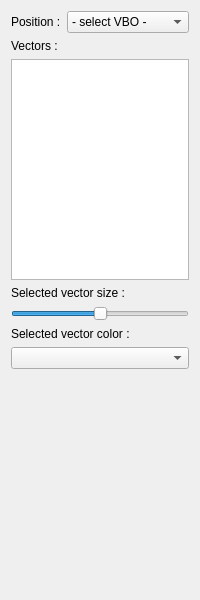
Old version of the form schnapps/plugins/surface_render_scalar/surface_render_scalar.ui in the repository cgogn/SCHNApps.
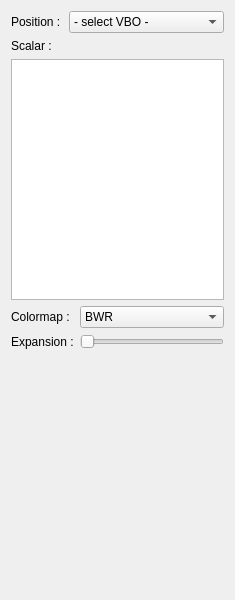
New version of the form. Custom widgets are drawn as their Qt base class.

Commit message: surface render scalar should be ok

```diff
--- a/schnapps/plugins/surface_render_scalar/surface_render_scalar.ui
+++ b/schnapps/plugins/surface_render_scalar/surface_render_scalar.ui
@@ -6,7 +6,7 @@
    <rect>
     <x>0</x>
     <y>0</y>
-    <width>200</width>
+    <width>235</width>
     <height>600</height>
    </rect>
   </property>
@@ -14,53 +14,100 @@
    <string>Form</string>
   </property>
   <layout class="QGridLayout" name="gridLayout">
-   <item row="0" column="1">
-    <widget class="QComboBox" name="combo_positionVBO">
-     <property name="sizePolicy">
-      <sizepolicy hsizetype="Expanding" vsizetype="Fixed">
-       <horstretch>0</horstretch>
-       <verstretch>0</verstretch>
-      </sizepolicy>
-     </property>
-     <item>
-      <property name="text">
-       <string>- select VBO -</string>
-      </property>
-     </item>
-    </widget>
-   </item>
-   <item row="4" column="0" colspan="2">
-    <widget class="QLabel" name="label">
-     <property name="text">
-      <string>Selected vector size :</string>
-     </property>
-    </widget>
-   </item>
-   <item row="0" column="0">
+   <item row="0" column="0" colspan="2">
     <widget class="QLabel" name="label_2">
      <property name="text">
       <string>Position :</string>
      </property>
     </widget>
    </item>
-   <item row="8" column="0" colspan="2">
-    <widget class="ColorComboBox" name="combo_color"/>
-   </item>
-   <item row="2" column="0" colspan="2">
-    <widget class="QListWidget" name="list_vectorVBO">
-     <property name="selectionMode">
-      <enum>QAbstractItemView::MultiSelection</enum>
+   <item row="0" column="2" colspan="2">
+    <widget class="QComboBox" name="combo_positionVBO">
+     <property name="sizePolicy">
+      <sizepolicy hsizetype="Expanding" vsizetype="Fixed">
+       <horstretch>0</horstretch>
+       <verstretch>0</verstretch>
+      </sizepolicy>
      </property>
+     <item>
+      <property name="text">
+       <string>- select VBO -</string>
+      </property>
+     </item>
     </widget>
    </item>
    <item row="1" column="0">
     <widget class="QLabel" name="label_3">
      <property name="text">
-      <string>Vectors :</string>
+      <string>Scalar :</string>
      </property>
     </widget>
    </item>
-   <item row="9" column="0" colspan="2">
+   <item row="2" column="0" colspan="4">
+    <widget class="QListWidget" name="list_scalarVBO">
+     <property name="selectionMode">
+      <enum>QAbstractItemView::SingleSelection</enum>
+     </property>
+    </widget>
+   </item>
+   <item row="3" column="0" colspan="3">
+    <widget class="QLabel" name="label_4">
+     <property name="text">
+      <string>Colormap :</string>
+     </property>
+    </widget>
+   </item>
+   <item row="3" column="3">
+    <widget class="QComboBox" name="combo_colorMap">
+     <property name="sizePolicy">
+      <sizepolicy hsizetype="Expanding" vsizetype="Fixed">
+       <horstretch>0</horstretch>
+       <verstretch>0</verstretch>
+      </sizepolicy>
+     </property>
+     <item>
+      <property name="text">
+       <string>BWR</string>
+      </property>
+     </item>
+     <item>
+      <property name="text">
+       <string>CWR</string>
+      </property>
+     </item>
+     <item>
+      <property name="text">
+       <string>BCGYR</string>
+      </property>
+     </item>
+     <item>
+      <property name="text">
+       <string>BGR</string>
+      </property>
+     </item>
+    </widget>
+   </item>
+   <item row="4" column="0" colspan="3">
+    <widget class="QLabel" name="label">
+     <property name="text">
+      <string>Expansion :</string>
+     </property>
+    </widget>
+   </item>
+   <item row="4" column="3">
+    <widget class="QSlider" name="slider_expansion">
+     <property name="maximum">
+      <number>10</number>
+     </property>
+     <property name="pageStep">
+      <number>1</number>
+     </property>
+     <property name="orientation">
+      <enum>Qt::Horizontal</enum>
+     </property>
+    </widget>
+   </item>
+   <item row="5" column="1" colspan="3">
     <spacer name="verticalSpacer">
      <property name="orientation">
       <enum>Qt::Vertical</enum>
@@ -73,32 +120,8 @@
      </property>
     </spacer>
    </item>
-   <item row="6" column="0" colspan="2">
-    <widget class="QSlider" name="slider_vectorsScaleFactor">
-     <property name="value">
-      <number>50</number>
-     </property>
-     <property name="orientation">
-      <enum>Qt::Horizontal</enum>
-     </property>
-    </widget>
-   </item>
-   <item row="7" column="0" colspan="2">
-    <widget class="QLabel" name="label_4">
-     <property name="text">
-      <string>Selected vector color :</string>
-     </property>
-    </widget>
-   </item>
   </layout>
  </widget>
- <customwidgets>
-  <customwidget>
-   <class>ColorComboBox</class>
-   <extends>QComboBox</extends>
-   <header>schnapps/core/color_combo_box.h</header>
-  </customwidget>
- </customwidgets>
  <resources/>
  <connections/>
 </ui>
```
Left out of the diff: 4 changed lines with no effect on the pictures. The commit also changes 10 other files.
